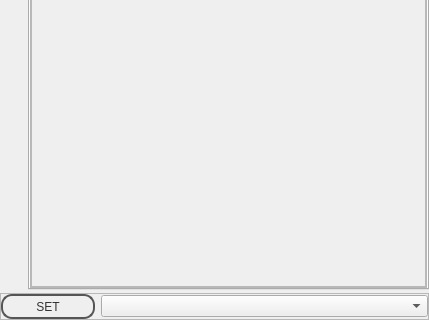
The window that SEEL/templates/single_col_exp.ui (jithinbp/SEELablet) describes before a commit, drawn with Qt 5; both pictures show x 0 to 429 and y 344 to 664 of the 429 by 664 pixel window.
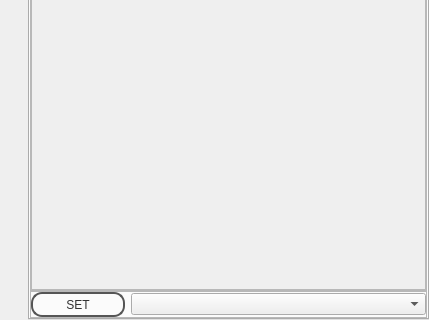
The same window after the commit. The open tabs and pages were chosen to show the change.

Diff of the .ui file:
```diff
--- a/SEEL/templates/single_col_exp.ui
+++ b/SEEL/templates/single_col_exp.ui
@@ -334,7 +334,7 @@
              <x>0</x>
              <y>0</y>
              <width>394</width>
-             <height>601</height>
+             <height>604</height>
             </rect>
            </property>
            <property name="styleSheet">
@@ -391,6 +391,61 @@
           </widget>
          </widget>
         </item>
+        <item>
+         <widget class="QFrame" name="frame_2">
+          <property name="sizePolicy">
+           <sizepolicy hsizetype="Preferred" vsizetype="Maximum">
+            <horstretch>0</horstretch>
+            <verstretch>0</verstretch>
+           </sizepolicy>
+          </property>
+          <property name="minimumSize">
+           <size>
+            <width>0</width>
+            <height>0</height>
+           </size>
+          </property>
+          <property name="maximumSize">
+           <size>
+            <width>16777215</width>
+            <height>16777215</height>
+           </size>
+          </property>
+          <property name="frameShape">
+           <enum>QFrame::StyledPanel</enum>
+          </property>
+          <property name="frameShadow">
+           <enum>QFrame::Raised</enum>
+          </property>
+          <layout class="QHBoxLayout" name="horizontalLayout">
+           <property name="margin">
+            <number>0</number>
+           </property>
+           <item>
+            <widget class="QPushButton" name="pushButton">
+             <property name="minimumSize">
+              <size>
+               <width>94</width>
+               <height>0</height>
+              </size>
+             </property>
+             <property name="maximumSize">
+              <size>
+               <width>50</width>
+               <height>25</height>
+              </size>
+             </property>
+             <property name="text">
+              <string>SET</string>
+             </property>
+            </widget>
+           </item>
+           <item>
+            <widget class="QComboBox" name="deviceCombo"/>
+           </item>
+          </layout>
+         </widget>
+        </item>
        </layout>
       </widget>
       <widget class="QWidget" name="tab_4">
@@ -1256,61 +1311,6 @@
       </widget>
      </widget>
     </item>
-    <item>
-     <widget class="QFrame" name="frame_2">
-      <property name="sizePolicy">
-       <sizepolicy hsizetype="Preferred" vsizetype="Maximum">
-        <horstretch>0</horstretch>
-        <verstretch>0</verstretch>
-       </sizepolicy>
-      </property>
-      <property name="minimumSize">
-       <size>
-        <width>0</width>
-        <height>0</height>
-       </size>
-      </property>
-      <property name="maximumSize">
-       <size>
-        <width>16777215</width>
-        <height>16777215</height>
-       </size>
-      </property>
-      <property name="frameShape">
-       <enum>QFrame::StyledPanel</enum>
-      </property>
-      <property name="frameShadow">
-       <enum>QFrame::Raised</enum>
-      </property>
-      <layout class="QHBoxLayout" name="horizontalLayout">
-       <property name="margin">
-        <number>0</number>
-       </property>
-       <item>
-        <widget class="QPushButton" name="pushButton">
-         <property name="minimumSize">
-          <size>
-           <width>94</width>
-           <height>0</height>
-          </size>
-         </property>
-         <property name="maximumSize">
-          <size>
-           <width>50</width>
-           <height>25</height>
-          </size>
-         </property>
-         <property name="text">
-          <string>SET</string>
-         </property>
-        </widget>
-       </item>
-       <item>
-        <widget class="QComboBox" name="deviceCombo"/>
-       </item>
-      </layout>
-     </widget>
-    </item>
    </layout>
   </widget>
   <widget class="QMenuBar" name="menubar">
```
Left out of the diff: 2 changed lines with no effect on the pictures.
